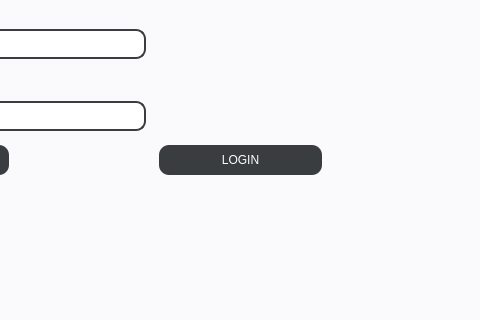
Before: the Qt Designer form venv/UI/login.ui in wcislak97/PKracker, drawn with Qt 5; both pictures show x 516 to 996 and y 244 to 564 of the 1195 by 799 pixel window.
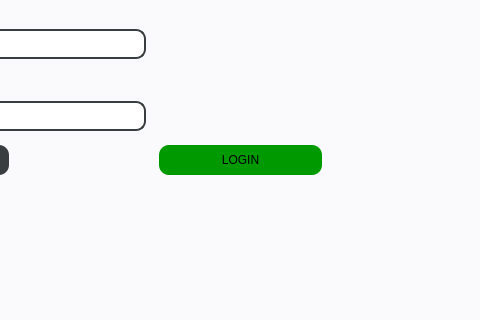
After: the same form once the commit is applied.

The edit to the form file:
```diff
--- a/venv/UI/login.ui
+++ b/venv/UI/login.ui
@@ -250,8 +250,8 @@
                </property>
                <property name="styleSheet">
                 <string notr="true">font: 63 10pt &quot;Saira SemiCondensed SemiBold&quot;;
-background-color: rgb(57, 61, 63);
-color: rgb(253, 253, 255);
+background-color: rgb(0, 153, 0);
+color: rgb(0, 0, 0);
 border-radius: 10px;</string>
                </property>
                <property name="text">
```
